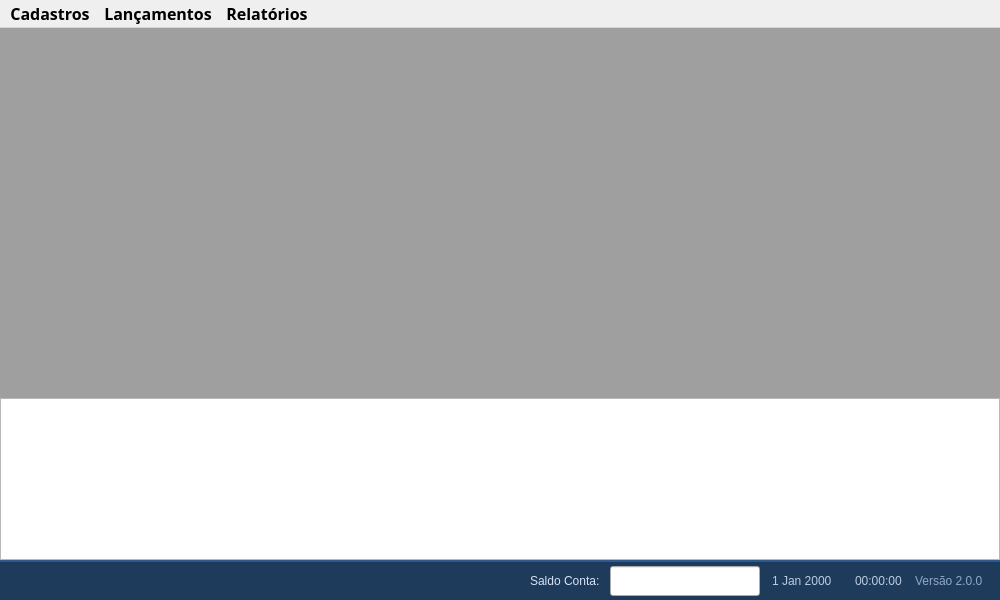
This is app/views/ui/main_window.ui in RafaelOmega/Recargas_2.0 as Qt 5 draws it before an edit. The edited form follows.
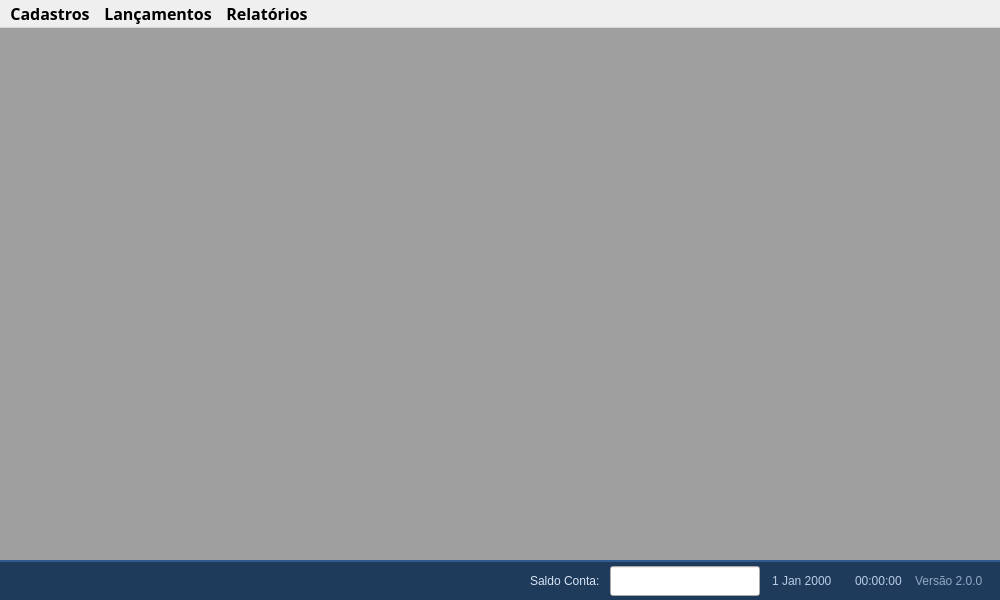
This is the edited form.

What changed in the file:
```diff
--- a/app/views/ui/main_window.ui
+++ b/app/views/ui/main_window.ui
@@ -46,9 +46,6 @@
       </property>
      </widget>
     </item>
-    <item>
-     <widget class="QTextBrowser" name="txt_Atalhos"/>
-    </item>
     <item>
      <widget class="QFrame" name="frm_StatusBar">
       <property name="styleSheet">
```
Left out of the diff: 6 changed lines with no effect on the pictures.
